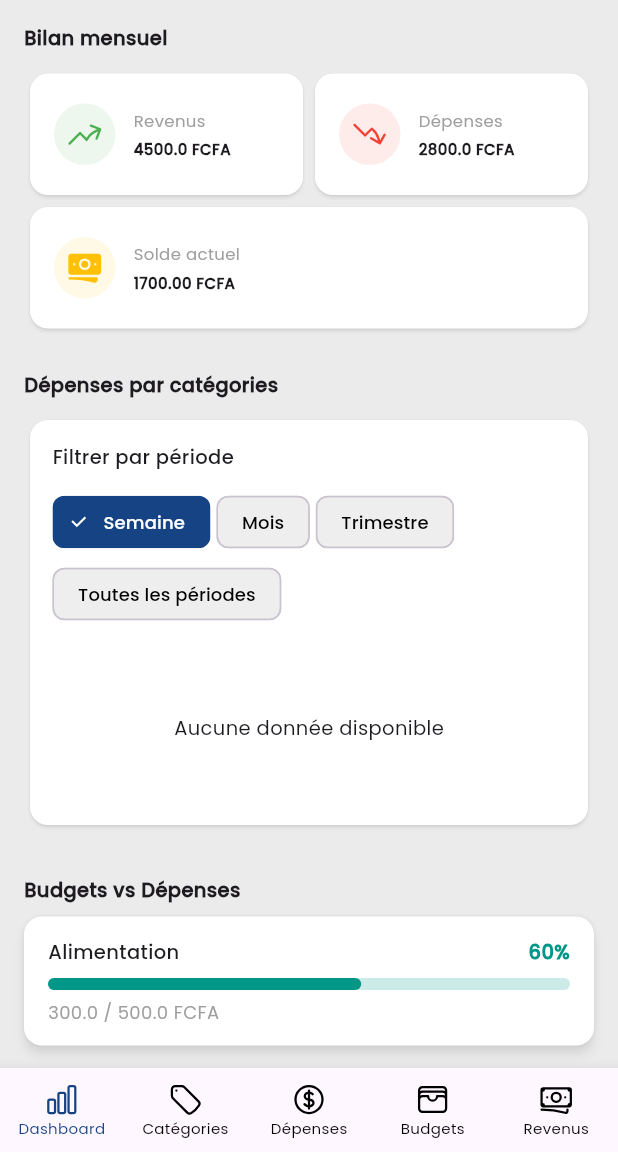
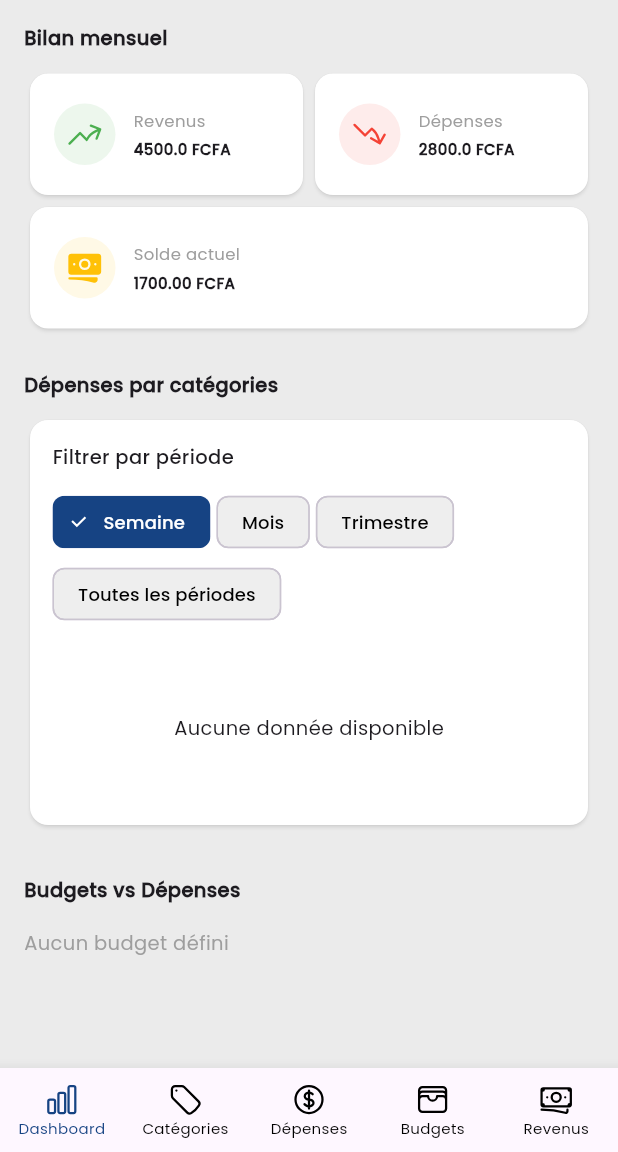
Before and after one commit to Van064886/mon-budget, a Flutter app: the screen it shows after launch, on a phone screen of 412 x 824 dp, the part 84-1236 px from its top. Run offline on Flutter 3.47's test engine with Material 3 defaults, Android fonts, the phone set to English and light mode, and no system bars; drawn by our look-alikes of toastification; our stand-ins replace fl_chart, flutter_slidable, heroicons, sqflite; accounts and stored records are empty.

Commit message:
feat: budget versus expenses widget db integration added

```diff
--- a/lib/views/dashboard/_partials/budget_versus_expenses.dart
+++ b/lib/views/dashboard/_partials/budget_versus_expenses.dart
@@ -1,4 +1,10 @@
 import 'package:flutter/material.dart';
+import 'package:mon_budget/core/constants/app_constants.dart';
+import 'package:mon_budget/models/expense_category.dart';
+import 'package:mon_budget/services/budget_service.dart';
+import 'package:mon_budget/services/category_service.dart';
+import 'package:mon_budget/services/expense_service.dart';
+import 'package:provider/provider.dart';
 
 class BudgetVersusExpenses extends StatefulWidget {
   const BudgetVersusExpenses({super.key});
@@ -9,7 +15,64 @@ class BudgetVersusExpenses extends StatefulWidget {
 
 class _BudgetVersusExpensesState extends State<BudgetVersusExpenses> {
   @override
+  void initState() {
+    super.initState();
+    WidgetsBinding.instance.addPostFrameCallback((_) {
+      _loadInitialData();
+    });
+  }
+
+  Future<void> _loadInitialData() async {
+    final budgetService = Provider.of<BudgetService>(context, listen: false);
+    final expenseService = Provider.of<ExpenseService>(context, listen: false);
+    final categoryService = Provider.of<CategoryService>(
+      context,
+      listen: false,
+    );
+
+    if (budgetService.budgets.isEmpty) await budgetService.fetchBudgets();
+    if (expenseService.expenses.isEmpty) await expenseService.fetchExpenses();
+    if (categoryService.categories.isEmpty) {
+      await categoryService.fetchCategories();
+    }
+
+    if (mounted) setState(() {});
+  }
+
+  @override
   Widget build(BuildContext context) {
+    final budgetService = Provider.of<BudgetService>(context);
+    final expenseService = Provider.of<ExpenseService>(context);
+    final categoryService = Provider.of<CategoryService>(context);
+
+    final Map<int, double> expensesByCategory = {};
+    for (final expense in expenseService.expenses) {
+      expensesByCategory.update(
+        expense.categoryId,
+        (value) => value + expense.amount,
+        ifAbsent: () => expense.amount,
+      );
+    }
+
+    final List<BudgetVsExpense> data = [];
+    for (final budget in budgetService.budgets) {
+      final category = categoryService.categories.firstWhere(
+        (cat) => cat.id == budget.categoryId,
+        orElse: () => ExpenseCategory(id: -1, name: 'Inconnue'),
+      );
+
+      data.add(
+        BudgetVsExpense(
+          categoryName: category.name,
+          budgetAmount: budget.amount,
+          spentAmount: expensesByCategory[budget.categoryId] ?? 0,
+          color:
+              AppConstants.categoryColors[budget.categoryId %
+                  AppConstants.categoryColors.length],
+        ),
+      );
+    }
+
     return Column(
       crossAxisAlignment: CrossAxisAlignment.start,
       children: [
@@ -20,9 +83,23 @@ class _BudgetVersusExpensesState extends State<BudgetVersusExpenses> {
             style: TextStyle(fontSize: 13, fontWeight: FontWeight.w800),
           ),
         ),
-        _buildBudgetCard("Alimentation", 500, 300, Colors.teal),
-        _buildBudgetCard("Transport", 200, 150, Colors.orange),
-        _buildBudgetCard("Logement", 1000, 1000, Colors.blue),
+        if (data.isEmpty)
+          const Padding(
+            padding: EdgeInsets.only(top: 16),
+            child: Text(
+              "Aucun budget défini",
+              style: TextStyle(color: Colors.grey),
+            ),
+          )
+        else
+          ...data.map(
+            (item) => _buildBudgetCard(
+              item.categoryName,
+              item.budgetAmount,
+              item.spentAmount,
+              item.color,
+            ),
+          ),
       ],
     );
   }
@@ -33,7 +110,7 @@ class _BudgetVersusExpensesState extends State<BudgetVersusExpenses> {
     double spent,
     Color color,
   ) {
-    final percent = (spent / budget).clamp(0.0, 1.0);
+    final percent = budget > 0 ? (spent / budget).clamp(0.0, 1.0) : 0.0;
     final percentText = (percent * 100).toStringAsFixed(0);
 
     return Card(
@@ -68,7 +145,7 @@ class _BudgetVersusExpensesState extends State<BudgetVersusExpenses> {
             ),
             const SizedBox(height: 6),
             Text(
-              "$spent / $budget FCFA",
+              "${spent.toStringAsFixed(0)} / ${budget.toStringAsFixed(0)} FCFA",
               style: const TextStyle(fontSize: 12, color: Colors.grey),
             ),
           ],
@@ -77,3 +154,17 @@ class _BudgetVersusExpensesState extends State<BudgetVersusExpenses> {
     );
   }
 }
+
+class BudgetVsExpense {
+  final String categoryName;
+  final double budgetAmount;
+  final double spentAmount;
+  final Color color;
+
+  BudgetVsExpense({
+    required this.categoryName,
+    required this.budgetAmount,
+    required this.spentAmount,
+    required this.color,
+  });
+}
```
